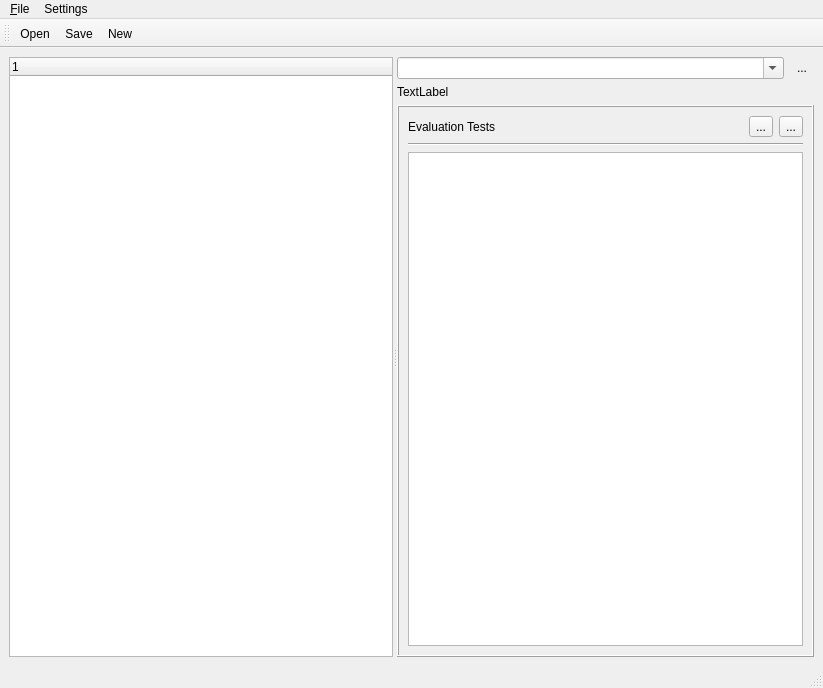
This is ui/UserFunctionsEditor.ui in pyIonControl/IonControl as Qt 5 draws it before an edit. The edited form follows.
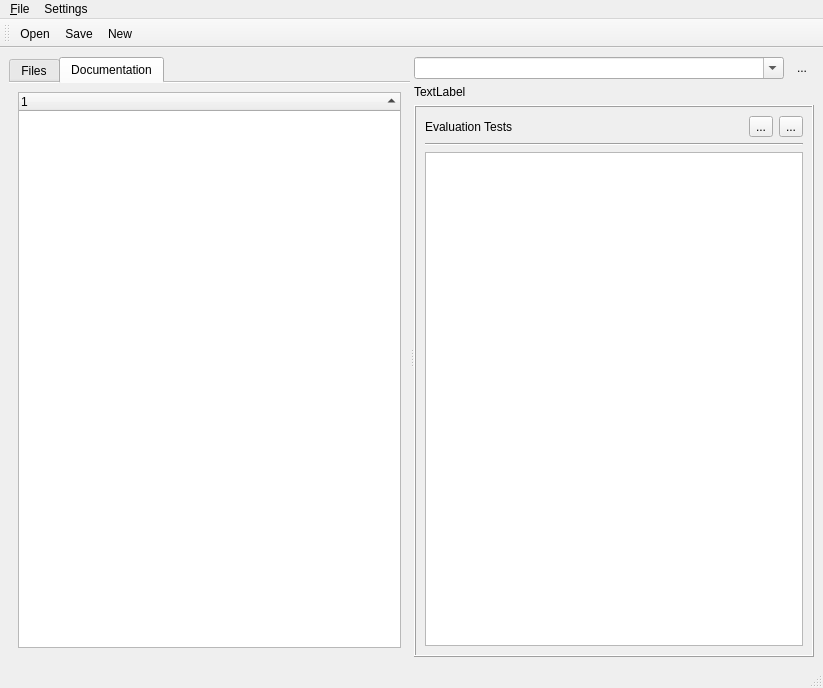
This is the edited form. The open tabs and pages were chosen to show the change. Icons and pictures are not drawn.

Commit message: Added "user docs" to function editor. This displays doc strings of all user functions and allows you to load the source for a specific function. Still needs a little fine tuning

Patch:
```diff
--- a/ui/UserFunctionsEditor.ui
+++ b/ui/UserFunctionsEditor.ui
@@ -27,12 +27,78 @@
       <widget class="QWidget" name="verticalLayoutWidget">
        <layout class="QVBoxLayout" name="verticalLayout_2">
         <item>
-         <widget class="QTreeWidget" name="fileTreeWidget">
-          <column>
-           <property name="text">
-            <string notr="true">1</string>
-           </property>
-          </column>
+         <widget class="QTabWidget" name="tabWidget">
+          <property name="tabPosition">
+           <enum>QTabWidget::North</enum>
+          </property>
+          <property name="tabShape">
+           <enum>QTabWidget::Rounded</enum>
+          </property>
+          <property name="currentIndex">
+           <number>0</number>
+          </property>
+          <property name="documentMode">
+           <bool>true</bool>
+          </property>
+          <property name="tabsClosable">
+           <bool>false</bool>
+          </property>
+          <property name="movable">
+           <bool>true</bool>
+          </property>
+          <property name="tabBarAutoHide">
+           <bool>false</bool>
+          </property>
+          <widget class="QWidget" name="tab">
+           <attribute name="title">
+            <string>Files</string>
+           </attribute>
+           <layout class="QVBoxLayout" name="verticalLayout">
+            <item>
+             <widget class="QTreeWidget" name="fileTreeWidget">
+              <column>
+               <property name="text">
+                <string notr="true">1</string>
+               </property>
+              </column>
+             </widget>
+            </item>
+           </layout>
+          </widget>
+          <widget class="QWidget" name="tab_2">
+           <attribute name="title">
+            <string>Documentation</string>
+           </attribute>
+           <layout class="QVBoxLayout" name="verticalLayout_6">
+            <item>
+             <widget class="QTreeWidget" name="docTreeWidget">
+              <property name="autoFillBackground">
+               <bool>true</bool>
+              </property>
+              <property name="textElideMode">
+               <enum>Qt::ElideRight</enum>
+              </property>
+              <property name="indentation">
+               <number>10</number>
+              </property>
+              <property name="sortingEnabled">
+               <bool>true</bool>
+              </property>
+              <property name="wordWrap">
+               <bool>false</bool>
+              </property>
+              <attribute name="headerShowSortIndicator" stdset="0">
+               <bool>true</bool>
+              </attribute>
+              <column>
+               <property name="text">
+                <string notr="true">1</string>
+               </property>
+              </column>
+             </widget>
+            </item>
+           </layout>
+          </widget>
          </widget>
         </item>
        </layout>
```
The commit also changes 2 other files.
